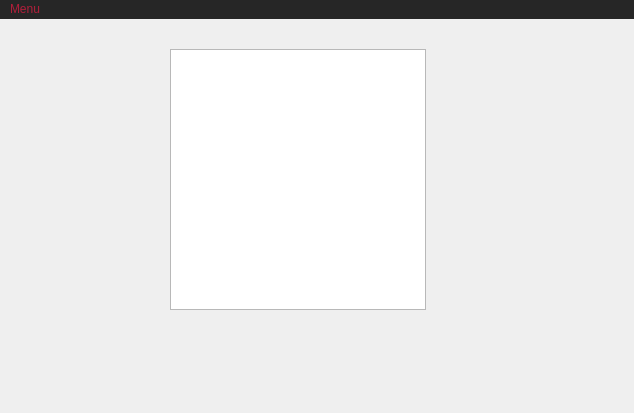
First picture: the form in QT GUI Aion Hack/QtGuiApplication1.ui, repository AyserJamshidi/QT-GUI-Aion-Hack, before the edit.
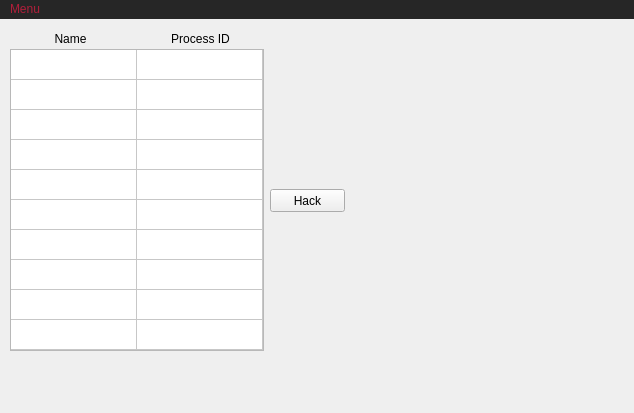
Second picture: the form after the edit.

Commit message: UI changes along with injection stack widget.

Diff of the .ui file:
```diff
--- a/QT GUI Aion Hack/QtGuiApplication1.ui
+++ b/QT GUI Aion Hack/QtGuiApplication1.ui
@@ -141,17 +141,143 @@
      <widget class="QTableWidget" name="attach_tableWidget">
       <property name="geometry">
        <rect>
-        <x>170</x>
+        <x>10</x>
         <y>30</y>
-        <width>256</width>
-        <height>261</height>
+        <width>254</width>
+        <height>302</height>
        </rect>
       </property>
+      <property name="contextMenuPolicy">
+       <enum>Qt::DefaultContextMenu</enum>
+      </property>
+      <property name="acceptDrops">
+       <bool>false</bool>
+      </property>
+      <property name="toolTip">
+       <string/>
+      </property>
+      <property name="autoFillBackground">
+       <bool>false</bool>
+      </property>
       <property name="frameShape">
        <enum>QFrame::StyledPanel</enum>
       </property>
       <property name="frameShadow">
        <enum>QFrame::Sunken</enum>
+      </property>
+      <property name="editTriggers">
+       <set>QAbstractItemView::NoEditTriggers</set>
+      </property>
+      <property name="tabKeyNavigation">
+       <bool>false</bool>
+      </property>
+      <property name="selectionMode">
+       <enum>QAbstractItemView::SingleSelection</enum>
+      </property>
+      <property name="selectionBehavior">
+       <enum>QAbstractItemView::SelectRows</enum>
+      </property>
+      <property name="textElideMode">
+       <enum>Qt::ElideRight</enum>
+      </property>
+      <property name="showGrid">
+       <bool>true</bool>
+      </property>
+      <property name="gridStyle">
+       <enum>Qt::SolidLine</enum>
+      </property>
+      <property name="sortingEnabled">
+       <bool>false</bool>
+      </property>
+      <property name="wordWrap">
+       <bool>false</bool>
+      </property>
+      <property name="cornerButtonEnabled">
+       <bool>true</bool>
+      </property>
+      <property name="rowCount">
+       <number>10</number>
+      </property>
+      <property name="columnCount">
+       <number>2</number>
+      </property>
+      <attribute name="horizontalHeaderVisible">
+       <bool>false</bool>
+      </attribute>
+      <attribute name="horizontalHeaderCascadingSectionResizes">
+       <bool>false</bool>
+      </attribute>
+      <attribute name="horizontalHeaderDefaultSectionSize">
+       <number>126</number>
+      </attribute>
+      <attribute name="horizontalHeaderMinimumSectionSize">
+       <number>32</number>
+      </attribute>
+      <attribute name="verticalHeaderVisible">
+       <bool>false</bool>
+      </attribute>
+      <row/>
+      <row/>
+      <row/>
+      <row/>
+      <row/>
+      <row/>
+      <row/>
+      <row/>
+      <row/>
+      <row/>
+      <column/>
+      <column/>
+     </widget>
+     <widget class="QLabel" name="label">
+      <property name="geometry">
+       <rect>
+        <x>10</x>
+        <y>10</y>
+        <width>121</width>
+        <height>20</height>
+       </rect>
+      </property>
+      <property name="text">
+       <string>Name</string>
+      </property>
+      <property name="scaledContents">
+       <bool>true</bool>
+      </property>
+      <property name="alignment">
+       <set>Qt::AlignCenter</set>
+      </property>
+     </widget>
+     <widget class="QLabel" name="label_2">
+      <property name="geometry">
+       <rect>
+        <x>140</x>
+        <y>10</y>
+        <width>121</width>
+        <height>20</height>
+       </rect>
+      </property>
+      <property name="text">
+       <string>Process ID</string>
+      </property>
+      <property name="scaledContents">
+       <bool>true</bool>
+      </property>
+      <property name="alignment">
+       <set>Qt::AlignCenter</set>
+      </property>
+     </widget>
+     <widget class="QPushButton" name="hack_pushButton">
+      <property name="geometry">
+       <rect>
+        <x>270</x>
+        <y>170</y>
+        <width>75</width>
+        <height>23</height>
+       </rect>
+      </property>
+      <property name="text">
+       <string>Hack</string>
       </property>
      </widget>
     </widget>
```
Left out of the diff: 2 changed lines with no effect on the pictures. The commit also changes 3 other files.
